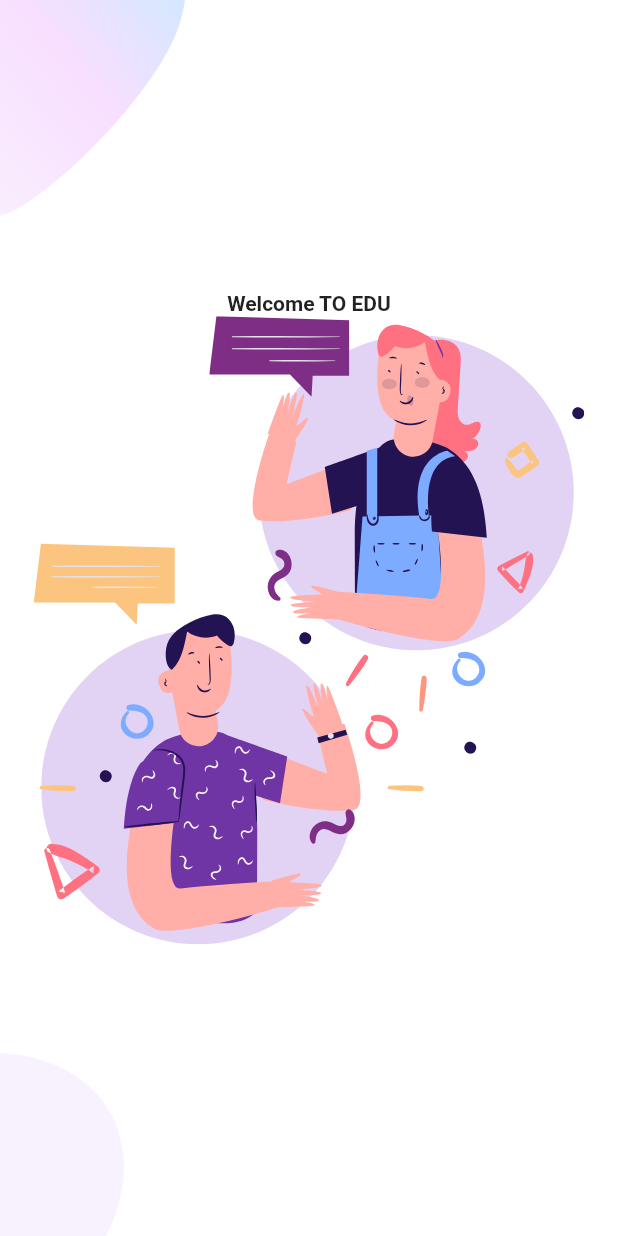
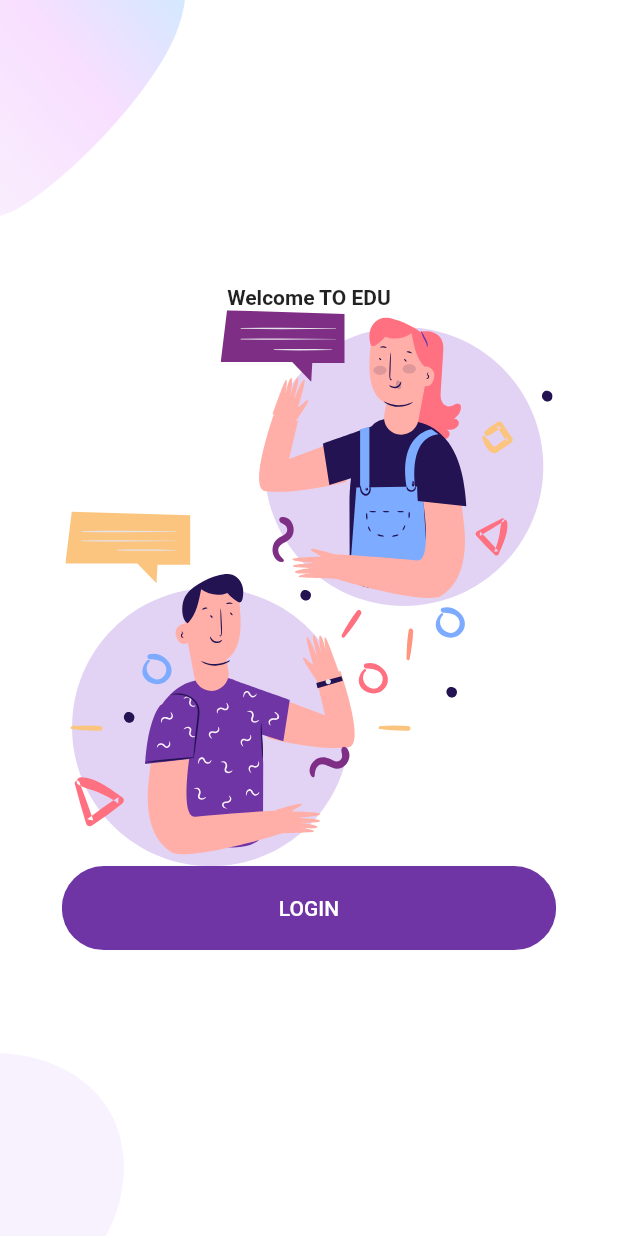
Before and after one commit to PawankumarPK/GamingApp, a Flutter app: the screen it shows after launch, on a phone screen of 412 x 824 dp. Run offline on Flutter 3.47's test engine with Material 2 defaults, Android fonts, the phone set to English and light mode, and no system bars; our stand-ins replace flutter_svg.

Commit message:
login button done

```diff
--- a/lib/screens/Welcome/component/body.dart
+++ b/lib/screens/Welcome/component/body.dart
@@ -1,3 +1,4 @@
+import 'package:agami_dummy/constant.dart';
 import 'package:flutter/material.dart';
 import 'package:flutter_svg/flutter_svg.dart';
 import 'background.dart';
@@ -5,6 +6,7 @@ import 'background.dart';
 class Body extends StatelessWidget {
   @override
   Widget build(BuildContext context) {
+    Size size = MediaQuery.of(context).size;
     return Background(
       child: Column(
         mainAxisAlignment: MainAxisAlignment.center,
@@ -13,10 +15,40 @@ class Body extends StatelessWidget {
             "Welcome TO EDU",
             style: TextStyle(fontWeight: FontWeight.bold),
           ),
-          SvgPicture.asset("assets/icons/chat.svg")
-
+          SvgPicture.asset(
+            "assets/icons/chat.svg",
+            height: size.height * 0.45,
+          ),
+          RoundedButton()
         ],
       ),
     );
   }
 }
+
+class RoundedButton extends StatelessWidget {
+  const RoundedButton({
+    Key key,
+  }) : super(key: key);
+
+
+
+  @override
+  Widget build(BuildContext context) {
+    Size size = MediaQuery.of(context).size;
+    return Container(
+      width: size.width * 0.8,
+      child: ClipRRect(
+        borderRadius: BorderRadius.circular(29),
+        child: FlatButton(
+            padding: EdgeInsets.symmetric(vertical: 20, horizontal: 40),
+            color: kPrimaryColor,
+            onPressed: () {},
+            child: Text(
+              "LOGIN",
+              style: TextStyle(color: Colors.white),
+            )),
+      ),
+    );
+  }
+}
```
